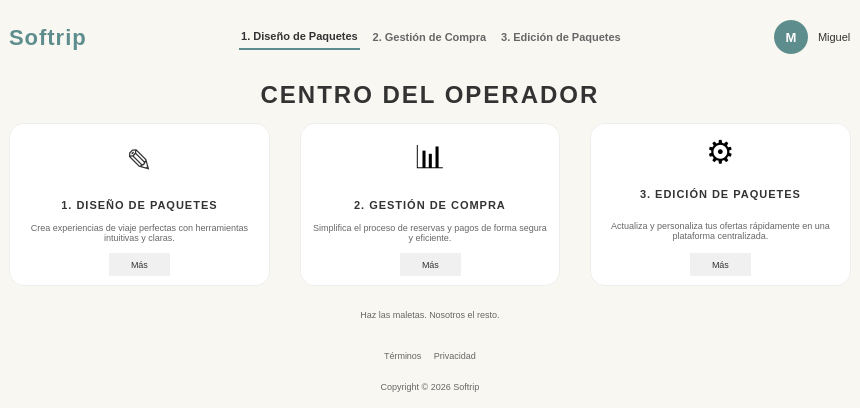
First picture: the form in src/vista/ui/vistaOperador.ui, repository laraanton/InSo, before the edit.
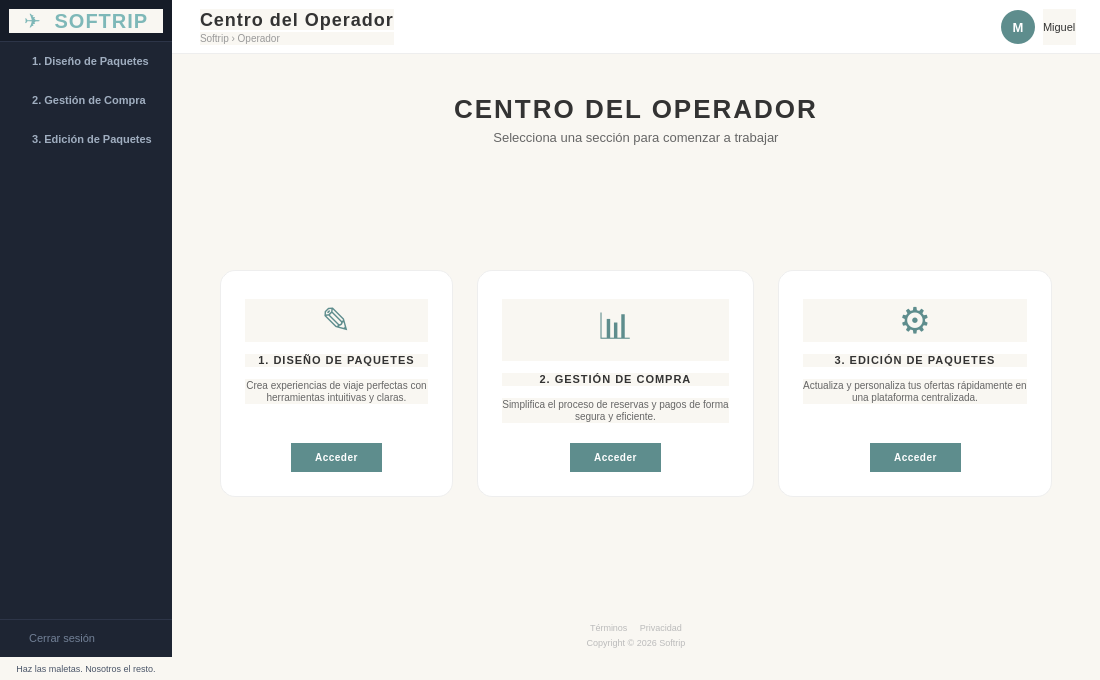
Second picture: the form after the edit.

Commit message: Update print statement from 'Hello' to 'Goodbye'

```diff
--- a/src/vista/ui/vistaOperador.ui
+++ b/src/vista/ui/vistaOperador.ui
@@ -3,202 +3,307 @@
  <class>MainWindow</class>
  <widget class="QMainWindow" name="MainWindow">
   <property name="geometry">
-   <rect>
-    <x>0</x>
-    <y>0</y>
-    <width>860</width>
-    <height>408</height>
-   </rect>
+   <rect><x>0</x><y>0</y><width>1100</width><height>680</height></rect>
   </property>
   <property name="windowTitle">
    <string>Softrip - Dashboard</string>
   </property>
   <property name="styleSheet">
    <string notr="true">
-    QMainWindow {
-        background-color: #f9f7f2;
-    }
-    QWidget#centralwidget {
-        background-color: #f9f7f2;
-    }
-    /* --- NAVBAR --- */
-    QWidget#navbar {
-        background-color: #ffffff;
-        border-bottom: 1px solid #eeeeee;
-    }
-    QLabel#logoLabel {
-        font-size: 22px;
-        font-weight: bold;
-        color: #5e8d8d;
-        letter-spacing: 1px;
-    }
-    QPushButton#navBtn1, QPushButton#navBtn2, QPushButton#navBtn3 {
-        background: transparent;
-        border: none;
-        font-size: 11px;
-        font-weight: 500;
-        color: #666666;
-        padding: 5px 2px;
-    }
-    QPushButton#navBtn1 {
-        color: #333333;
-        border-bottom: 2px solid #5e8d8d;
-    }
-    QPushButton#navBtn1:hover, QPushButton#navBtn2:hover, QPushButton#navBtn3:hover {
-        color: #5e8d8d;
-    }
-    QLabel#avatarLabel {
-        background-color: #5e8d8d;
-        color: white;
-        font-weight: bold;
-        font-size: 13px;
-        border-radius: 17px;
-        min-width: 34px;
-        max-width: 34px;
-        min-height: 34px;
-        max-height: 34px;
-    }
-    QLabel#userNameLabel {
-        font-size: 11px;
-        color: #333333;
-    }
-    /* --- HERO --- */
-    QLabel#heroTitle {
-        font-size: 24px;
-        font-weight: bold;
-        color: #333333;
-        letter-spacing: 2px;
-    }
-    QLabel#heroSubtitle {
-        font-size: 13px;
-        color: #666666;
-    }
-    /* --- CARDS --- */
-    QFrame#card1, QFrame#card2, QFrame#card3 {
-        background-color: #ffffff;
-        border-radius: 15px;
-        border: 1px solid #eeeeee;
-    }
-    QLabel#iconLabel1, QLabel#iconLabel2, QLabel#iconLabel3 {
-        font-size: 32px;
-    }
-    QLabel#cardTitle1, QLabel#cardTitle2, QLabel#cardTitle3 {
-        font-size: 11px;
-        font-weight: bold;
-        color: #333333;
-        letter-spacing: 1px;
-    }
-    QLabel#cardDesc1, QLabel#cardDesc2, QLabel#cardDesc3 {
-        font-size: 9px;
-        color: #666666;
-    }
-    QPushButton#moreBtn1, QPushButton#moreBtn2, QPushButton#moreBtn3 {
-        background-color: #f0f0f0;
-        border: none;
-        border-radius: 12px;
-        padding: 6px 22px;
-        font-size: 9px;
-        color: #333333;
-    }
-    QPushButton#moreBtn1:hover, QPushButton#moreBtn2:hover, QPushButton#moreBtn3:hover {
-        background-color: #e0e0e0;
-    }
-    /* --- CTA --- */
-    QPushButton#ctaButton {
-        background-color: #5e8d8d;
-        color: white;
-        border: none;
-        border-radius: 25px;
-        font-size: 12px;
-        font-weight: bold;
-        padding: 14px 40px;
-        letter-spacing: 1px;
-    }
-    QPushButton#ctaButton:hover {
-        background-color: #4a7474;
-    }
-    QLabel#ctaFooterText {
-        font-size: 9px;
-        color: #666666;
-    }
-    /* --- FOOTER --- */
-    QLabel#footerLinks, QLabel#footerCopy {
-        font-size: 9px;
-        color: #666666;
-    }
+/* ── Base ── */
+QMainWindow, QWidget {
+    background-color: #f9f7f2;
+    font-family: "Segoe UI", Arial, sans-serif;
+}
+
+/* ── Sidebar (estética oscura) ── */
+QFrame#sidebarFrame {
+    background-color: #1e2533;
+    border-right: none;
+}
+QFrame#logoFrame {
+    background-color: #161c28;
+    border-bottom: 1px solid #2d3548;
+}
+QLabel#logoLabel {
+    font-size: 20px;
+    font-weight: bold;
+    color: #7eb8b8;
+    letter-spacing: 1px;
+}
+
+/* Nav buttons */
+QPushButton#btnNav1,
+QPushButton#btnNav2,
+QPushButton#btnNav3 {
+    background: transparent;
+    border: none;
+    border-left: 3px solid transparent;
+    text-align: left;
+    padding: 13px 20px;
+    font-size: 11px;
+    font-weight: 500;
+    color: #a0aec0;
+}
+QPushButton#btnNav1:hover,
+QPushButton#btnNav2:hover,
+QPushButton#btnNav3:hover {
+    background-color: #2a3347;
+    color: #7eb8b8;
+    border-left: 3px solid #7eb8b8;
+}
+QPushButton#btnNav1:checked,
+QPushButton#btnNav2:checked,
+QPushButton#btnNav3:checked {
+    background-color: #2a3347;
+    color: #7eb8b8;
+    border-left: 3px solid #7eb8b8;
+    font-weight: bold;
+}
+
+QPushButton#btnLogout {
+    background: transparent;
+    border: none;
+    border-top: 1px solid #2d3548;
+    text-align: left;
+    padding: 12px 20px;
+    font-size: 11px;
+    color: #718096;
+}
+QPushButton#btnLogout:hover {
+    color: #fc8181;
+    background-color: #2a3347;
+}
+QLabel#sidebarFooter {
+    font-size: 9px;
+    color: #4a5568;
+    padding: 6px 10px;
+}
+
+/* ── Topbar ── */
+QFrame#topbarFrame {
+    background-color: #ffffff;
+    border-bottom: 1px solid #eeeeee;
+}
+QLabel#pageTitle {
+    font-size: 18px;
+    font-weight: bold;
+    color: #333333;
+    letter-spacing: 1px;
+}
+QLabel#pageBreadcrumb {
+    font-size: 10px;
+    color: #999999;
+}
+QLabel#avatarLabel {
+    background-color: #5e8d8d;
+    color: white;
+    font-weight: bold;
+    font-size: 13px;
+    border-radius: 17px;
+    min-width: 34px;
+    max-width: 34px;
+    min-height: 34px;
+    max-height: 34px;
+}
+QLabel#userNameLabel {
+    font-size: 11px;
+    color: #333333;
+}
+
+/* ── Stacked pages bg ── */
+QWidget#pageDiseño,
+QWidget#pageCompra,
+QWidget#pageEdicion {
+    background-color: #f9f7f2;
+}
+
+/* ── Hero ── */
+QLabel#heroTitle {
+    font-size: 26px;
+    font-weight: bold;
+    color: #333333;
+    letter-spacing: 2px;
+}
+QLabel#heroSubtitle {
+    font-size: 13px;
+    color: #666666;
+}
+
+/* ── Cards ── */
+QFrame#card1, QFrame#card2, QFrame#card3 {
+    background-color: #ffffff;
+    border-radius: 15px;
+    border: 1px solid #eeeeee;
+}
+QLabel#iconLabel1, QLabel#iconLabel2, QLabel#iconLabel3 {
+    font-size: 36px;
+    color: #5e8d8d;
+}
+QLabel#cardTitle1, QLabel#cardTitle2, QLabel#cardTitle3 {
+    font-size: 11px;
+    font-weight: bold;
+    color: #333333;
+    letter-spacing: 1px;
+}
+QLabel#cardDesc1, QLabel#cardDesc2, QLabel#cardDesc3 {
+    font-size: 10px;
+    color: #666666;
+}
+QPushButton#moreBtn1, QPushButton#moreBtn2, QPushButton#moreBtn3 {
+    background-color: #5e8d8d;
+    color: white;
+    border: none;
+    border-radius: 20px;
+    padding: 8px 24px;
+    font-size: 10px;
+    font-weight: bold;
+    letter-spacing: 0.5px;
+}
+QPushButton#moreBtn1:hover, QPushButton#moreBtn2:hover, QPushButton#moreBtn3:hover {
+    background-color: #4a7474;
+}
+
+/* ── Footer ── */
+QLabel#footerLinks, QLabel#footerCopy {
+    font-size: 9px;
+    color: #bbbbbb;
+}
+
+/* ── Scrollbar ── */
+QScrollBar:vertical {
+    background: #f9f7f2;
+    width: 6px;
+    margin: 0px;
+}
+QScrollBar::handle:vertical {
+    background: #d0d0d0;
+    border-radius: 3px;
+    min-height: 20px;
+}
+QScrollBar::add-line:vertical, QScrollBar::sub-line:vertical { height: 0px; }
    </string>
   </property>
+
   <widget class="QWidget" name="centralwidget">
-   <layout class="QVBoxLayout" name="mainLayout">
-    <property name="spacing">
-     <number>0</number>
-    </property>
+   <layout class="QHBoxLayout" name="rootLayout">
+    <property name="spacing"><number>0</number></property>
+    <property name="leftMargin"><number>0</number></property>
+    <property name="topMargin"><number>0</number></property>
+    <property name="rightMargin"><number>0</number></property>
+    <property name="bottomMargin"><number>0</number></property>
+
+    <!-- SIDEBAR -->
     <item>
-     <layout class="QHBoxLayout" name="navLayout">
-      <property name="spacing">
-       <number>10</number>
-      </property>
+     <widget class="QFrame" name="sidebarFrame">
+      <property name="minimumWidth"><number>220</number></property>
+      <property name="maximumWidth"><number>220</number></property>
+      <layout class="QVBoxLayout" name="sidebarLayout">
+       <property name="spacing"><number>0</number></property>
+       <property name="leftMargin"><number>0</number></property>
+       <property name="topMargin"><number>0</number></property>
+       <property name="rightMargin"><number>0</number></property>
+       <property name="bottomMargin"><number>0</number></property>
+
+       <item>
+        <widget class="QFrame" name="logoFrame">
+         <property name="minimumHeight"><number>72</number></property>
+         <property name="maximumHeight"><number>72</number></property>
+         <layout class="QHBoxLayout" name="logoLayout">
       <item>
        <widget class="QLabel" name="logoLabel">
-        <property name="text">
-         <string>Softrip</string>
-        </property>
-       </widget>
-      </item>
+            <property name="text"><string>✈  SOFTRIP</string></property>
+            <property name="alignment"><set>Qt::AlignCenter</set></property>
+           </widget>
+          </item>
+         </layout>
+        </widget>
+       </item>
+
       <item>
-       <spacer name="navSpacer1">
-        <property name="orientation">
-         <enum>Qt::Orientation::Horizontal</enum>
-        </property>
-        <property name="sizeHint" stdset="0">
-         <size>
-          <width>0</width>
-          <height>0</height>
-         </size>
-        </property>
-       </spacer>
-      </item>
+        <widget class="QPushButton" name="btnNav1">
+         <property name="text"><string>   1. Diseño de Paquetes</string></property>
+         <property name="checkable"><bool>true</bool></property>
+         <property name="cursor"><cursorShape>PointingHandCursor</cursorShape></property>
+        </widget>
+       </item>
+       <item>
+        <widget class="QPushButton" name="btnNav2">
+         <property name="text"><string>   2. Gestión de Compra</string></property>
+         <property name="checkable"><bool>true</bool></property>
+         <property name="cursor"><cursorShape>PointingHandCursor</cursorShape></property>
+        </widget>
+       </item>
+       <item>
+        <widget class="QPushButton" name="btnNav3">
+         <property name="text"><string>   3. Edición de Paquetes</string></property>
+         <property name="checkable"><bool>true</bool></property>
+         <property name="cursor"><cursorShape>PointingHandCursor</cursorShape></property>
+        </widget>
+       </item>
+
+       <item>
+        <spacer name="sidebarSpacer">
+         <property name="orientation"><enum>Qt::Vertical</enum></property>
+         <property name="sizeHint" stdset="0"><size><width>20</width><height>40</height></size></property>
+        </spacer>
+       </item>
+
       <item>
-       <widget class="QPushButton" name="navBtn1">
-        <property name="cursor">
-         <cursorShape>PointingHandCursor</cursorShape>
-        </property>
-        <property name="text">
-         <string>1. Diseño de Paquetes</string>
-        </property>
+        <widget class="QPushButton" name="btnLogout">
+         <property name="text"><string>   Cerrar sesión</string></property>
+         <property name="cursor"><cursorShape>PointingHandCursor</cursorShape></property>
        </widget>
       </item>
       <item>
-       <widget class="QPushButton" name="navBtn2">
-        <property name="cursor">
-         <cursorShape>PointingHandCursor</cursorShape>
-        </property>
-        <property name="text">
-         <string>2. Gestión de Compra</string>
-        </property>
-       </widget>
-      </item>
+        <widget class="QLabel" name="sidebarFooter">
+         <property name="text"><string>Haz las maletas. Nosotros el resto.</string></property>
+         <property name="alignment"><set>Qt::AlignCenter</set></property>
+        </widget>
+       </item>
+
+      </layout>
+     </widget>
+    </item>
+
+    <!-- CONTENT -->
       <item>
-       <widget class="QPushButton" name="navBtn3">
-        <property name="cursor">
-         <cursorShape>PointingHandCursor</cursorShape>
-        </property>
-        <property name="text">
-         <string>3. Edición de Paquetes</string>
-        </property>
+     <widget class="QFrame" name="contentFrame">
+      <layout class="QVBoxLayout" name="contentLayout">
+       <property name="spacing"><number>0</number></property>
+       <property name="leftMargin"><number>0</number></property>
+       <property name="topMargin"><number>0</number></property>
+       <property name="rightMargin"><number>0</number></property>
+       <property name="bottomMargin"><number>0</number></property>
+
+       <!-- TOPBAR -->
+       <item>
+        <widget class="QFrame" name="topbarFrame">
+         <property name="minimumHeight"><number>64</number></property>
+         <property name="maximumHeight"><number>64</number></property>
+         <layout class="QHBoxLayout" name="topbarLayout">
+          <property name="leftMargin"><number>28</number></property>
+          <property name="rightMargin"><number>24</number></property>
+          <property name="spacing"><number>8</number></property>
+          <item>
+           <layout class="QVBoxLayout" name="titleStack">
+            <property name="spacing"><number>2</number></property>
+            <item>
+             <widget class="QLabel" name="pageTitle">
+              <property name="text"><string>Centro del Operador</string></property>
        </widget>
       </item>
       <item>
-       <spacer name="navSpacer2">
-        <property name="orientation">
-         <enum>Qt::Orientation::Horizontal</enum>
-        </property>
-        <property name="sizeHint" stdset="0">
-         <size>
-          <width>0</width>
-          <height>0</height>
-         </size>
-        </property>
+             <widget class="QLabel" name="pageBreadcrumb">
+              <property name="text"><string>Softrip › Operador</string></property>
+             </widget>
+            </item>
+           </layout>
+          </item>
+          <item>
+           <spacer name="topSpacer">
+            <property name="orientation"><enum>Qt::Horizontal</enum></property>
+            <property name="sizeHint" stdset="0"><size><width>40</width><height>20</height></size></property>
        </spacer>
       </item>
       <item>
@@ -219,58 +324,66 @@
        </widget>
       </item>
      </layout>
-    </item>
+        </widget>
+       </item>
+
+       <!-- STACKED WIDGET -->
+       <item>
+        <widget class="QStackedWidget" name="stackedWidget">
+
+         <!-- PAGE 0: HUB PRINCIPAL (las 3 cards) -->
+         <widget class="QWidget" name="pageHub">
+          <layout class="QVBoxLayout" name="hubLayout">
+           <property name="leftMargin"><number>48</number></property>
+           <property name="topMargin"><number>40</number></property>
+           <property name="rightMargin"><number>48</number></property>
+           <property name="bottomMargin"><number>32</number></property>
+           <property name="spacing"><number>0</number></property>
+
+           <!-- Hero -->
     <item>
      <layout class="QVBoxLayout" name="heroLayout">
-      <property name="spacing">
-       <number>8</number>
-      </property>
+             <property name="spacing"><number>6</number></property>
       <item>
        <widget class="QLabel" name="heroTitle">
-        <property name="text">
-         <string>CENTRO DEL OPERADOR</string>
-        </property>
-        <property name="alignment">
-         <set>Qt::AlignmentFlag::AlignCenter</set>
-        </property>
+               <property name="text"><string>CENTRO DEL OPERADOR</string></property>
+               <property name="alignment"><set>Qt::AlignCenter</set></property>
+              </widget>
+             </item>
+             <item>
+              <widget class="QLabel" name="heroSubtitle">
+               <property name="text"><string>Selecciona una sección para comenzar a trabajar</string></property>
+               <property name="alignment"><set>Qt::AlignCenter</set></property>
        </widget>
       </item>
      </layout>
     </item>
+
+           <item>
+            <spacer>
+             <property name="orientation"><enum>Qt::Vertical</enum></property>
+             <property name="sizeHint" stdset="0"><size><width>20</width><height>28</height></size></property>
+            </spacer>
+           </item>
+
+           <!-- Cards row -->
     <item>
      <layout class="QHBoxLayout" name="cardsLayout">
-      <property name="spacing">
-       <number>30</number>
-      </property>
+             <property name="spacing"><number>24</number></property>
+
+             <!-- Card 1 -->
       <item>
        <widget class="QFrame" name="card1">
         <layout class="QVBoxLayout" name="card1Layout">
-         <property name="spacing">
-          <number>10</number>
-         </property>
+                <property name="spacing"><number>12</number></property>
+                <property name="leftMargin"><number>24</number></property>
+                <property name="topMargin"><number>28</number></property>
+                <property name="rightMargin"><number>24</number></property>
+                <property name="bottomMargin"><number>24</number></property>
          <item>
           <widget class="QLabel" name="iconLabel1">
-           <property name="sizePolicy">
-            <sizepolicy hsizetype="Ignored" vsizetype="Ignored">
-             <horstretch>0</horstretch>
-             <verstretch>3</verstretch>
-            </sizepolicy>
-           </property>
-           <property name="maximumSize">
-            <size>
-             <width>16777215</width>
-             <height>16777215</height>
-            </size>
-           </property>
-           <property name="styleSheet">
-            <string notr="true">color: #333333;</string>
-           </property>
-           <property name="text">
-            <string>✎</string>
-           </property>
-           <property name="alignment">
-            <set>Qt::AlignmentFlag::AlignCenter</set>
-           </property>
+                  <property name="text"><string>✎</string></property>
+                  <property name="alignment"><set>Qt::AlignCenter</set></property>
           </widget>
          </item>
          <item>
@@ -297,43 +410,21 @@
           </widget>
          </item>
          <item>
-          <layout class="QHBoxLayout">
-           <item>
             <spacer>
-             <property name="orientation">
-              <enum>Qt::Orientation::Horizontal</enum>
-             </property>
-             <property name="sizeHint" stdset="0">
-              <size>
-               <width>0</width>
-               <height>0</height>
-              </size>
-             </property>
-            </spacer>
-           </item>
+                  <property name="orientation"><enum>Qt::Vertical</enum></property>
+                  <property name="sizeHint" stdset="0"><size><width>20</width><height>8</height></size></property>
+                 </spacer>
+                </item>
+                <item>
+                 <layout class="QHBoxLayout">
+                  <item><spacer><property name="orientation"><enum>Qt::Horizontal</enum></property><property name="sizeHint" stdset="0"><size><width>0</width><height>0</height></size></property></spacer></item>
            <item>
             <widget class="QPushButton" name="moreBtn1">
-             <property name="cursor">
-              <cursorShape>PointingHandCursor</cursorShape>
-             </property>
-             <property name="text">
-              <string>Más</string>
-             </property>
-            </widget>
-           </item>
-           <item>
-            <spacer>
-             <property name="orientation">
-              <enum>Qt::Orientation::Horizontal</enum>
-             </property>
-             <property name="sizeHint" stdset="0">
-              <size>
-               <width>0</width>
-               <height>0</height>
-              </size>
-             </property>
-            </spacer>
-           </item>
+                    <property name="text"><string>Acceder</string></property>
+                    <property name="cursor"><cursorShape>PointingHandCursor</cursorShape></property>
+                   </widget>
+                  </item>
+                  <item><spacer><property name="orientation"><enum>Qt::Horizontal</enum></property><property name="sizeHint" stdset="0"><size><width>0</width><height>0</height></size></property></spacer></item>
           </layout>
          </item>
         </layout>
@@ -342,9 +433,11 @@
       <item>
        <widget class="QFrame" name="card2">
         <layout class="QVBoxLayout" name="card2Layout">
-         <property name="spacing">
-          <number>10</number>
-         </property>
+                <property name="spacing"><number>12</number></property>
+                <property name="leftMargin"><number>24</number></property>
+                <property name="topMargin"><number>28</number></property>
+                <property name="rightMargin"><number>24</number></property>
+                <property name="bottomMargin"><number>24</number></property>
          <item>
           <widget class="QLabel" name="iconLabel2">
            <property name="text">
@@ -379,43 +472,21 @@
           </widget>
          </item>
          <item>
-          <layout class="QHBoxLayout">
-           <item>
             <spacer>
-             <property name="orientation">
-              <enum>Qt::Orientation::Horizontal</enum>
-             </property>
-             <property name="sizeHint" stdset="0">
-              <size>
-               <width>0</width>
-               <height>0</height>
-              </size>
-             </property>
-            </spacer>
-           </item>
+                  <property name="orientation"><enum>Qt::Vertical</enum></property>
+                  <property name="sizeHint" stdset="0"><size><width>20</width><height>8</height></size></property>
+                 </spacer>
+                </item>
+                <item>
+                 <layout class="QHBoxLayout">
+                  <item><spacer><property name="orientation"><enum>Qt::Horizontal</enum></property><property name="sizeHint" stdset="0"><size><width>0</width><height>0</height></size></property></spacer></item>
            <item>
             <widget class="QPushButton" name="moreBtn2">
-             <property name="cursor">
-              <cursorShape>PointingHandCursor</cursorShape>
-             </property>
-             <property name="text">
-              <string>Más</string>
-             </property>
-            </widget>
-           </item>
-           <item>
-            <spacer>
-             <property name="orientation">
-              <enum>Qt::Orientation::Horizontal</enum>
-             </property>
-             <property name="sizeHint" stdset="0">
-              <size>
-               <width>0</width>
-               <height>0</height>
-              </size>
-             </property>
-            </spacer>
-           </item>
+                    <property name="text"><string>Acceder</string></property>
+                    <property name="cursor"><cursorShape>PointingHandCursor</cursorShape></property>
+                   </widget>
+                  </item>
+                  <item><spacer><property name="orientation"><enum>Qt::Horizontal</enum></property><property name="sizeHint" stdset="0"><size><width>0</width><height>0</height></size></property></spacer></item>
           </layout>
          </item>
         </layout>
@@ -424,9 +495,11 @@
       <item>
        <widget class="QFrame" name="card3">
         <layout class="QVBoxLayout" name="card3Layout">
-         <property name="spacing">
-          <number>10</number>
-         </property>
+                <property name="spacing"><number>12</number></property>
+                <property name="leftMargin"><number>24</number></property>
+                <property name="topMargin"><number>28</number></property>
+                <property name="rightMargin"><number>24</number></property>
+                <property name="bottomMargin"><number>24</number></property>
          <item>
           <widget class="QLabel" name="iconLabel3">
            <property name="text">
@@ -461,97 +534,38 @@
           </widget>
          </item>
          <item>
-          <layout class="QHBoxLayout">
-           <item>
             <spacer>
-             <property name="orientation">
-              <enum>Qt::Orientation::Horizontal</enum>
-             </property>
-             <property name="sizeHint" stdset="0">
-              <size>
-               <width>0</width>
-               <height>0</height>
-              </size>
-             </property>
-            </spacer>
-           </item>
+                  <property name="orientation"><enum>Qt::Vertical</enum></property>
+                  <property name="sizeHint" stdset="0"><size><width>20</width><height>8</height></size></property>
+                 </spacer>
+                </item>
+                <item>
+                 <layout class="QHBoxLayout">
+                  <item><spacer><property name="orientation"><enum>Qt::Horizontal</enum></property><property name="sizeHint" stdset="0"><size><width>0</width><height>0</height></size></property></spacer></item>
            <item>
             <widget class="QPushButton" name="moreBtn3">
-             <property name="cursor">
-              <cursorShape>PointingHandCursor</cursorShape>
-             </property>
-             <property name="text">
-              <string>Más</string>
-             </property>
-            </widget>
-           </item>
-           <item>
-            <spacer>
-             <property name="orientation">
-              <enum>Qt::Orientation::Horizontal</enum>
-             </property>
-             <property name="sizeHint" stdset="0">
-              <size>
-               <width>0</width>
-               <height>0</height>
-              </size>
-             </property>
-            </spacer>
-           </item>
+                    <property name="text"><string>Acceder</string></property>
+                    <property name="cursor"><cursorShape>PointingHandCursor</cursorShape></property>
+                   </widget>
+                  </item>
+                  <item><spacer><property name="orientation"><enum>Qt::Horizontal</enum></property><property name="sizeHint" stdset="0"><size><width>0</width><height>0</height></size></property></spacer></item>
           </layout>
          </item>
         </layout>
        </widget>
       </item>
-     </layout>
-    </item>
+
+            </layout>
+           </item>
+
     <item>
-     <layout class="QVBoxLayout" name="ctaLayout">
-      <property name="spacing">
-       <number>10</number>
-      </property>
-      <item>
-       <layout class="QHBoxLayout">
-        <item>
          <spacer>
-          <property name="orientation">
-           <enum>Qt::Orientation::Horizontal</enum>
-          </property>
-          <property name="sizeHint" stdset="0">
-           <size>
-            <width>0</width>
-            <height>0</height>
-           </size>
-          </property>
-         </spacer>
-        </item>
-        <item>
-         <spacer>
-          <property name="orientation">
-           <enum>Qt::Orientation::Horizontal</enum>
-          </property>
-          <property name="sizeHint" stdset="0">
-           <size>
-            <width>0</width>
-            <height>0</height>
-           </size>
-          </property>
-         </spacer>
-        </item>
-       </layout>
-      </item>
-      <item>
-       <widget class="QLabel" name="ctaFooterText">
-        <property name="text">
-         <string>Haz las maletas. Nosotros el resto.</string>
-        </property>
-        <property name="alignment">
-         <set>Qt::AlignmentFlag::AlignCenter</set>
-        </property>
-       </widget>
-      </item>
-     </layout>
-    </item>
+             <property name="orientation"><enum>Qt::Vertical</enum></property>
+             <property name="sizeHint" stdset="0"><size><width>20</width><height>20</height></size></property>
+            </spacer>
+           </item>
+
+           <!-- Footer -->
     <item>
      <layout class="QVBoxLayout" name="footerLayout">
       <property name="spacing">
@@ -579,9 +593,69 @@
       </item>
      </layout>
     </item>
-   </layout>
-  </widget>
- </widget>
- <resources/>
- <connections/>
+
+          </layout>
+         </widget>
+
+         <!-- PAGE 1: DISEÑO DE PAQUETES (placeholder) -->
+         <widget class="QWidget" name="pageDiseño">
+          <layout class="QVBoxLayout" name="disenioLayout">
+           <property name="leftMargin"><number>48</number></property>
+           <property name="topMargin"><number>40</number></property>
+           <property name="rightMargin"><number>48</number></property>
+           <property name="bottomMargin"><number>40</number></property>
+           <property name="spacing"><number>16</number></property>
+           <item>
+            <widget class="QLabel" name="lblDisenioPlaceholder">
+             <property name="text"><string>Contenido de Diseño de Paquetes</string></property>
+             <property name="alignment"><set>Qt::AlignCenter</set></property>
+            </widget>
+           </item>
+          </layout>
+         </widget>
+
+         <!-- PAGE 2: GESTIÓN DE COMPRA (placeholder) -->
+         <widget class="QWidget" name="pageCompra">
+          <layout class="QVBoxLayout" name="compraLayout">
+           <property name="leftMargin"><number>48</number></property>
+           <property name="topMargin"><number>40</number></property>
+           <property name="rightMargin"><number>48</number></property>
+           <property name="bottomMargin"><number>40</number></property>
+           <property name="spacing"><number>16</number></property>
+           <item>
+            <widget class="QLabel" name="lblCompraPlaceholder">
+             <property name="text"><string>Contenido de Gestión de Compra</string></property>
+             <property name="alignment"><set>Qt::AlignCenter</set></property>
+            </widget>
+           </item>
+          </layout>
+         </widget>
+
+         <!-- PAGE 3: EDICIÓN DE PAQUETES (placeholder) -->
+         <widget class="QWidget" name="pageEdicion">
+          <layout class="QVBoxLayout" name="edicionLayout">
+           <property name="leftMargin"><number>48</number></property>
+           <property name="topMargin"><number>40</number></property>
+           <property name="rightMargin"><number>48</number></property>
+           <property name="bottomMargin"><number>40</number></property>
+           <property name="spacing"><number>16</number></property>
+           <item>
+            <widget class="QLabel" name="lblEdicionPlaceholder">
+             <property name="text"><string>Contenido de Edición de Paquetes</string></property>
+             <property name="alignment"><set>Qt::AlignCenter</set></property>
+            </widget>
+           </item>
+          </layout>
+         </widget>
+
+        </widget>
+       </item>
+
+      </layout>
+     </widget>
+    </item>
+
+   </layout>
+  </widget>
+ </widget>
 </ui>
```
Left out of the diff: 121 changed lines with no effect on the pictures. Lines whose indentation alone changed are shown as unchanged.
